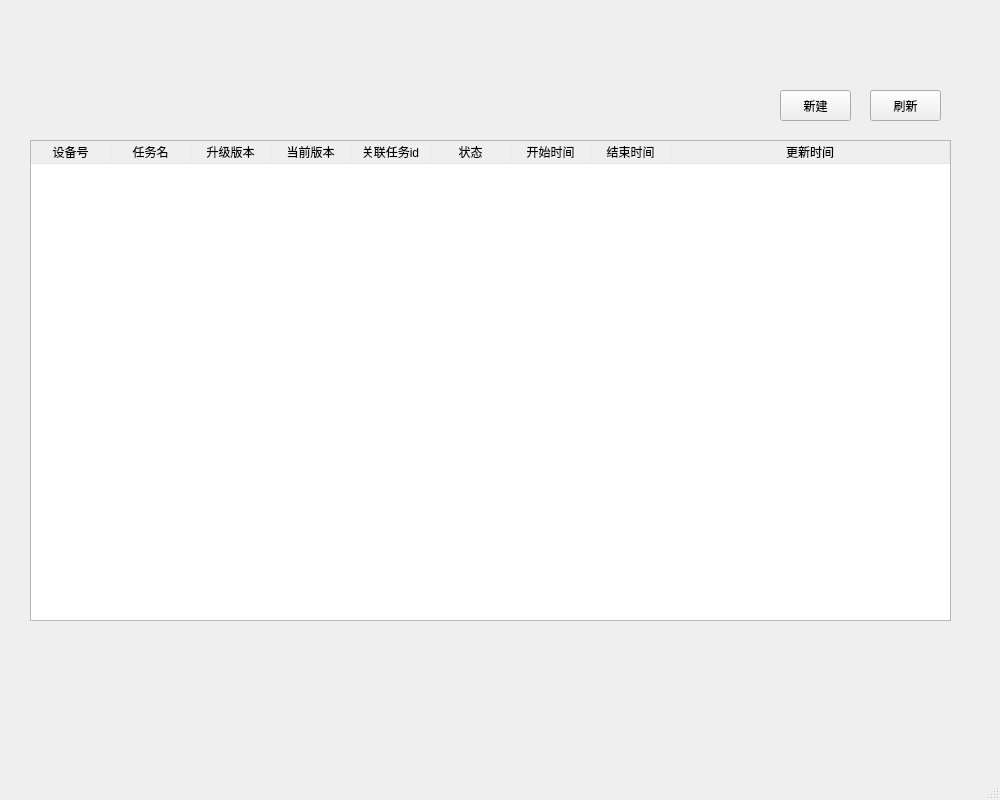
First picture: the form in qt/functions/presure/home.ui, repository liangfutang/py-modules, before the edit.
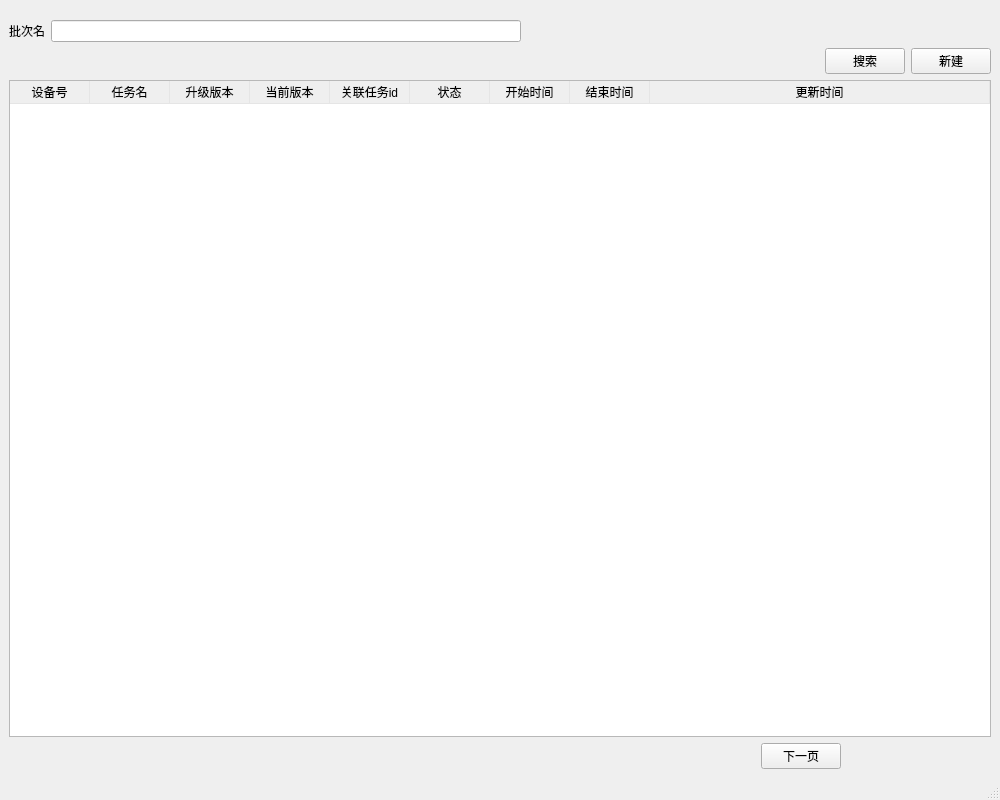
Second picture: the form after the edit.

Commit message: 1. 优化刷新展示

What changed in the file:
```diff
--- a/qt/functions/presure/home.ui
+++ b/qt/functions/presure/home.ui
@@ -14,28 +14,70 @@
    <string>MainWindow</string>
   </property>
   <widget class="QWidget" name="centralwidget">
+   <layout class="QVBoxLayout" name="verticalLayout">
+    <property name="topMargin">
+     <number>20</number>
+    </property>
+    <item>
+     <layout class="QHBoxLayout" name="horizontalLayout">
+      <item>
+       <widget class="QLabel" name="label">
+        <property name="text">
+         <string>批次名</string>
+        </property>
+       </widget>
+      </item>
+      <item>
+       <widget class="QLineEdit" name="pressureNameEdit"/>
+      </item>
+      <item>
+       <spacer name="horizontalSpacer">
+        <property name="orientation">
+         <enum>Qt::Horizontal</enum>
+        </property>
+        <property name="sizeHint" stdset="0">
+         <size>
+          <width>40</width>
+          <height>20</height>
+         </size>
+        </property>
+       </spacer>
+      </item>
+     </layout>
+    </item>
+    <item>
+     <layout class="QHBoxLayout" name="horizontalLayout_2">
+      <item>
+       <spacer name="horizontalSpacer_2">
+        <property name="orientation">
+         <enum>Qt::Horizontal</enum>
+        </property>
+        <property name="sizeHint" stdset="0">
+         <size>
+          <width>40</width>
+          <height>20</height>
+         </size>
+        </property>
+       </spacer>
+      </item>
+      <item>
+       <widget class="QPushButton" name="refreshOtaTaskBtn">
+        <property name="text">
+         <string>搜索</string>
+        </property>
+       </widget>
+      </item>
+      <item>
    <widget class="QPushButton" name="addOtaTaskBtn">
-    <property name="geometry">
-     <rect>
-      <x>780</x>
-      <y>90</y>
-      <width>71</width>
-      <height>31</height>
-     </rect>
-    </property>
     <property name="text">
      <string>新建</string>
     </property>
    </widget>
+      </item>
+     </layout>
+    </item>
+    <item>
    <widget class="QTableWidget" name="taskTableWidget">
-    <property name="geometry">
-     <rect>
-      <x>30</x>
-      <y>140</y>
-      <width>921</width>
-      <height>481</height>
-     </rect>
-    </property>
     <property name="styleSheet">
      <string notr="true">QHeaderView::section {
 	border-top:0px solid #E5E5E5;
@@ -108,19 +150,45 @@
      </property>
     </column>
    </widget>
-   <widget class="QPushButton" name="refreshOtaTaskBtn">
-    <property name="geometry">
-     <rect>
-      <x>870</x>
-      <y>90</y>
-      <width>71</width>
-      <height>31</height>
-     </rect>
-    </property>
+    </item>
+    <item>
+     <layout class="QHBoxLayout" name="horizontalLayout_3" stretch="5,0,1">
+      <item>
+       <spacer name="horizontalSpacer_4">
+        <property name="orientation">
+         <enum>Qt::Horizontal</enum>
+        </property>
+        <property name="sizeHint" stdset="0">
+         <size>
+          <width>40</width>
+          <height>20</height>
+         </size>
+        </property>
+       </spacer>
+      </item>
+      <item>
+       <widget class="QPushButton" name="nextPage">
     <property name="text">
-     <string>刷新</string>
-    </property>
-   </widget>
+         <string>下一页</string>
+        </property>
+       </widget>
+      </item>
+      <item>
+       <spacer name="horizontalSpacer_3">
+        <property name="orientation">
+         <enum>Qt::Horizontal</enum>
+        </property>
+        <property name="sizeHint" stdset="0">
+         <size>
+          <width>40</width>
+          <height>20</height>
+         </size>
+        </property>
+       </spacer>
+      </item>
+     </layout>
+    </item>
+   </layout>
   </widget>
   <widget class="QMenuBar" name="menubar">
    <property name="geometry">
```
Left out of the diff: 4 changed lines with no effect on the pictures. Lines whose indentation alone changed are shown as unchanged. The commit also changes 1 other file.
